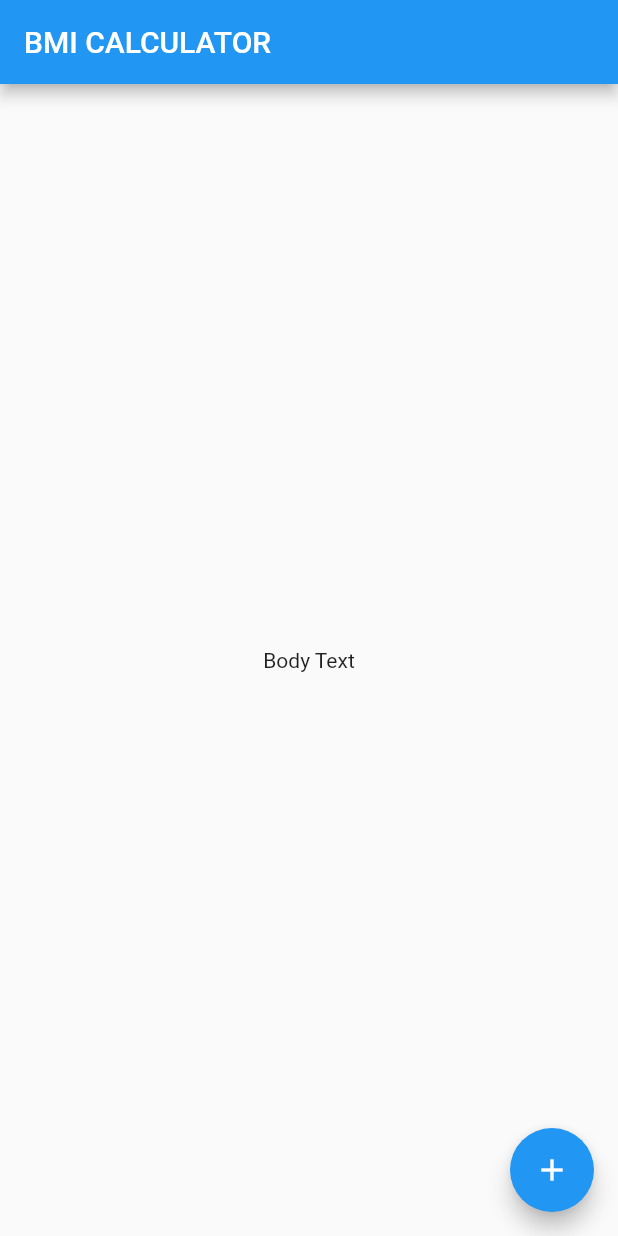
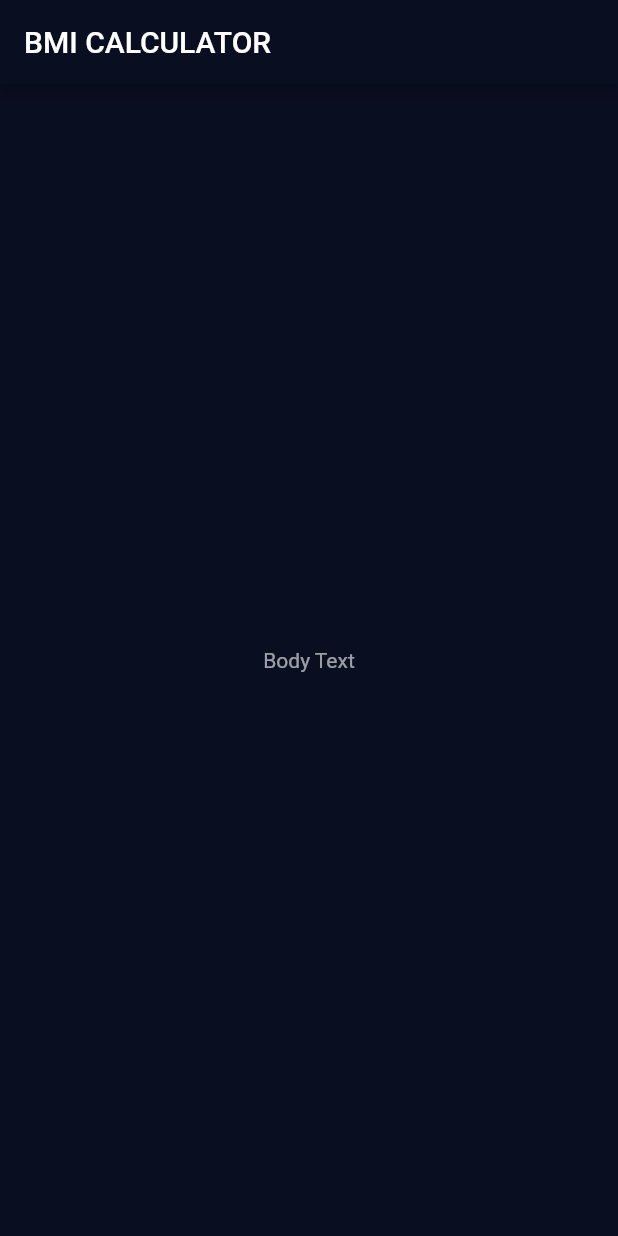
Before and after one commit to MYavuzYAGIS/flutter_bmi, a Flutter app: the screen it shows after launch, on a phone screen of 412 x 824 dp. Run offline on Flutter 3.47's test engine with Material 2 defaults, Android fonts, the phone set to English and light mode, and no system bars.

Commit message:
add custom theme, have also comments regarding that. separate input page and main.dart files for modularity

```diff
--- /dev/null
+++ b/lib/input_page.dart
@@ -0,0 +1,24 @@
+import 'package:flutter/material.dart';
+
+class InputPage extends StatefulWidget {
+  @override
+  _InputPageState createState() => _InputPageState();
+}
+
+class _InputPageState extends State<InputPage> {
+  @override
+  Widget build(BuildContext context) {
+    return Scaffold(
+      appBar: AppBar(
+        title: Text('BMI CALCULATOR'),
+      ),
+      body: Center(
+        child: Text('Body Text'),
+      ),
+      // buttona theme vermek icin onu evvela theme widgeti ile wrap ettik
+      //sonra data bekler bu widget, ona bir data verdik.
+      // data the ThemeData Bekler. artik Themedata nin ici CSS gibi. istedigin
+      //gibi degisiklik yapabilirisn. ister Material design kullan isgter custom color.
+    );
+  }
+}
--- a/lib/main.dart
+++ b/lib/main.dart
@@ -1,4 +1,5 @@
 import 'package:flutter/material.dart';
+import 'input_page.dart';
 
 void main() => runApp(BMICalculator());
 
@@ -6,29 +7,14 @@ class BMICalculator extends StatelessWidget {
   @override
   Widget build(BuildContext context) {
     return MaterialApp(
+      //Coming up with custom Theme
+      theme: ThemeData.dark().copyWith(
+          primaryColor: Color(0xFF0A0E21),
+          accentColor: Colors.cyan,
+          scaffoldBackgroundColor: Color(0xFF0A0E21),
+          textTheme: TextTheme(bodyText2: TextStyle(color: Colors.white60))),
+
       home: InputPage(),
     );
   }
 }
-
-class InputPage extends StatefulWidget {
-  @override
-  _InputPageState createState() => _InputPageState();
-}
-
-class _InputPageState extends State<InputPage> {
-  @override
-  Widget build(BuildContext context) {
-    return Scaffold(
-      appBar: AppBar(
-        title: Text('BMI CALCULATOR'),
-      ),
-      body: Center(
-        child: Text('Body Text'),
-      ),
-      floatingActionButton: FloatingActionButton(
-        child: Icon(Icons.add),
-      ),
-    );
-  }
-}
```
Also changed, not shown: 4 other files.
